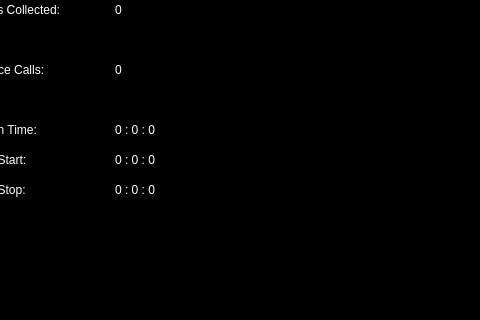
Before: the Qt Designer form src/rover_gui_plugin.ui in BCLab-UNM/SwarmathonIV-Cabrillo-Public, drawn with Qt 5; both pictures show x 525 to 1005 and y 124 to 444 of the 1100 by 725 pixel window.
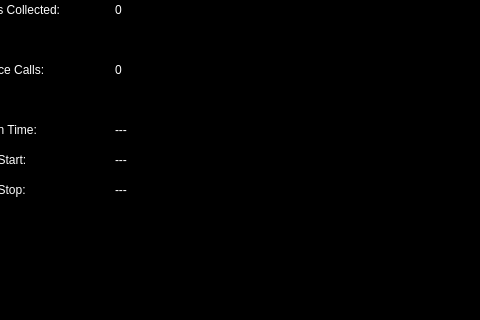
After: the same form once the commit is applied. Icons and pictures are not drawn. Custom widgets are drawn as their Qt base class.

Commit message:
Implemented simulated time and timer start/stop update labels for the GUI
The previously implemented labels now update the simulation time and the
simulation timer start/stop times as appropriate.

Patch:
```diff
--- a/src/rover_gui_plugin.ui
+++ b/src/rover_gui_plugin.ui
@@ -2128,12 +2128,12 @@
       <rect>
        <x>310</x>
        <y>210</y>
-       <width>100</width>
+       <width>250</width>
        <height>17</height>
       </rect>
      </property>
      <property name="text">
-      <string>&lt;html&gt;&lt;head/&gt;&lt;body&gt;&lt;p&gt;&lt;span style=&quot; color:#ffffff;&quot;&gt;0 : 0 : 0&lt;/span&gt;&lt;/p&gt;&lt;/body&gt;&lt;/html&gt;</string>
+      <string>&lt;html&gt;&lt;head/&gt;&lt;body&gt;&lt;p&gt;&lt;span style=&quot; color:#ffffff;&quot;&gt;---&lt;/span&gt;&lt;/p&gt;&lt;/body&gt;&lt;/html&gt;</string>
      </property>
     </widget>
     <widget class="QLabel" name="simulationTimerStartLabel">
@@ -2141,12 +2141,12 @@
       <rect>
        <x>310</x>
        <y>240</y>
-       <width>100</width>
+       <width>250</width>
        <height>17</height>
       </rect>
      </property>
      <property name="text">
-      <string>&lt;html&gt;&lt;head/&gt;&lt;body&gt;&lt;p&gt;&lt;span style=&quot; color:#ffffff;&quot;&gt;0 : 0 : 0&lt;/span&gt;&lt;/p&gt;&lt;/body&gt;&lt;/html&gt;</string>
+      <string>&lt;html&gt;&lt;head/&gt;&lt;body&gt;&lt;p&gt;&lt;span style=&quot; color:#ffffff;&quot;&gt;---&lt;/span&gt;&lt;/p&gt;&lt;/body&gt;&lt;/html&gt;</string>
      </property>
     </widget>
     <widget class="QLabel" name="simulationTimerStopLabel">
@@ -2154,12 +2154,12 @@
       <rect>
        <x>310</x>
        <y>270</y>
-       <width>100</width>
+       <width>250</width>
        <height>17</height>
       </rect>
      </property>
      <property name="text">
-      <string>&lt;html&gt;&lt;head/&gt;&lt;body&gt;&lt;p&gt;&lt;span style=&quot; color:#ffffff;&quot;&gt;0 : 0 : 0&lt;/span&gt;&lt;/p&gt;&lt;/body&gt;&lt;/html&gt;</string>
+      <string>&lt;html&gt;&lt;head/&gt;&lt;body&gt;&lt;p&gt;&lt;span style=&quot; color:#ffffff;&quot;&gt;---&lt;/span&gt;&lt;/p&gt;&lt;/body&gt;&lt;/html&gt;</string>
      </property>
     </widget>
     <widget class="QLabel" name="currentSimulationTimeTitle">
```
The commit also changes 2 other files.
